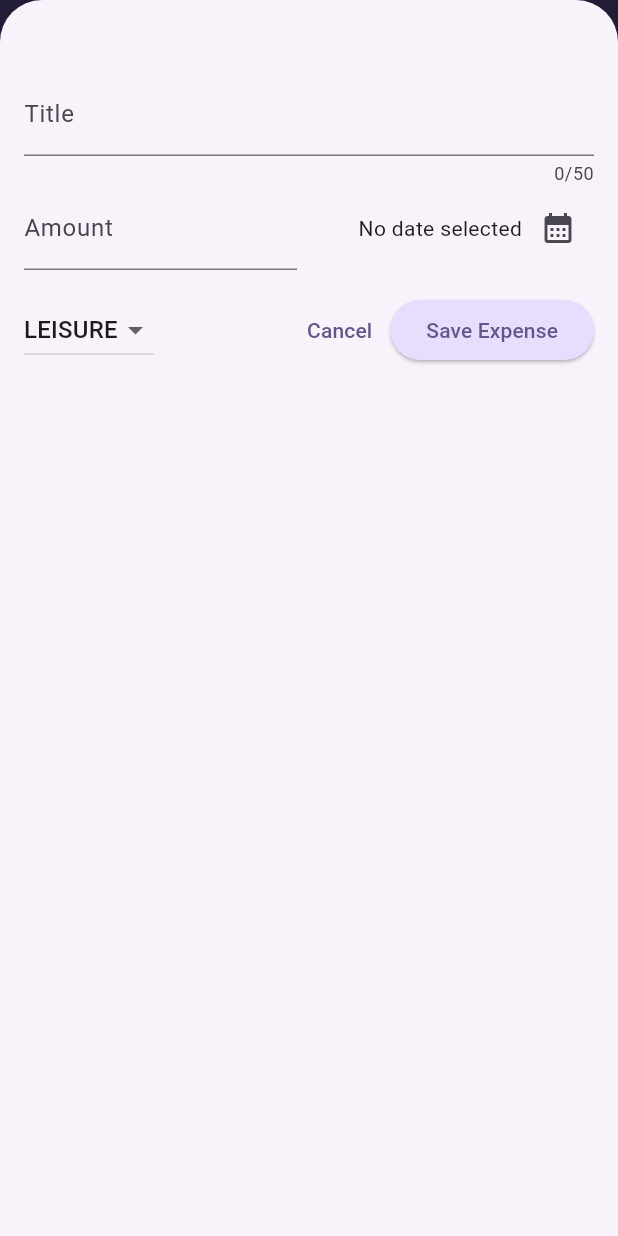
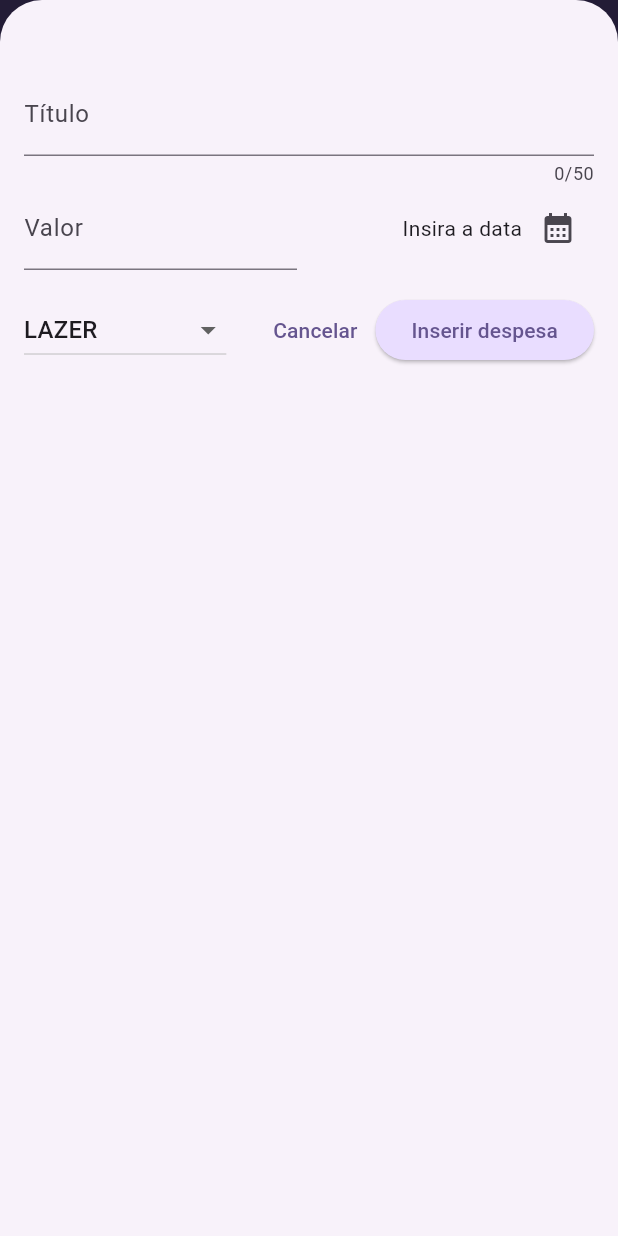
Before and after one commit to thiago-dev-front/flutter-expenses_tracker, a Flutter app: the screen it shows after launch, after a tap on the "add" icon, on a phone screen of 412 x 824 dp. Run offline on Flutter 3.47's test engine with Material 3 defaults, Android fonts, the phone set to English and light mode, and no system bars.

Commit message:
feat: translator pt

```diff
--- a/lib/main.dart
+++ b/lib/main.dart
@@ -6,30 +6,55 @@ final kColorScheme = ColorScheme.fromSeed(
   seedColor: const Color.fromARGB(255, 96, 59, 181),
 );
 
+final kDarkColorScheme = ColorScheme.fromSeed(
+  brightness: Brightness.dark,
+  seedColor: const Color.fromARGB(255, 5, 99, 125),
+);
+
 void main() {
   runApp(
     MaterialApp(
-      theme: ThemeData(
+      darkTheme: ThemeData.from(
+        colorScheme: kDarkColorScheme,
         useMaterial3: true,
+      ).copyWith(
+        cardTheme: CardTheme(
+          color: kDarkColorScheme.secondaryContainer,
+          margin: const EdgeInsets.symmetric(horizontal: 16, vertical: 8),
+        ),
+          elevatedButtonTheme: ElevatedButtonThemeData(
+          style: ElevatedButton.styleFrom(
+            backgroundColor: kDarkColorScheme.primaryContainer,
+            foregroundColor: kDarkColorScheme.onPrimaryContainer
+          ),
+        )
+      ),
+      theme: ThemeData.from(
         colorScheme: kColorScheme,
-        appBarTheme: const AppBarTheme().copyWith(
-            backgroundColor: kColorScheme.onPrimaryContainer,
-            foregroundColor: kColorScheme.primaryContainer),
-        cardTheme: const CardTheme().copyWith(
+        useMaterial3: true,
+      ).copyWith(
+        appBarTheme: AppBarTheme(
+          backgroundColor: kColorScheme.onPrimaryContainer,
+          foregroundColor: kColorScheme.primaryContainer,
+        ),
+        cardTheme: CardTheme(
           color: kColorScheme.secondaryContainer,
           margin: const EdgeInsets.symmetric(horizontal: 16, vertical: 8),
         ),
         elevatedButtonTheme: ElevatedButtonThemeData(
           style: ElevatedButton.styleFrom(
-              backgroundColor: kColorScheme.primaryContainer),
+            backgroundColor: kColorScheme.primaryContainer,
+          ),
         ),
         textTheme: ThemeData().textTheme.copyWith(
               titleLarge: TextStyle(
-                  fontWeight: FontWeight.normal,
-                  color: kColorScheme.onSecondaryContainer,
-                  fontSize: 14),
+                fontWeight: FontWeight.normal,
+                color: kColorScheme.onSecondaryContainer,
+                fontSize: 16,
+              ),
             ),
       ),
+      themeMode: ThemeMode.system,
       home: const Expenses(),
     ),
   );
--- a/lib/models/expense.dart
+++ b/lib/models/expense.dart
@@ -6,13 +6,13 @@ final formatter = DateFormat('dd/MM/yyyy');
 
 const uuid = Uuid();
 
-enum Category { food, travel, leisure, work }
+enum Category { alimentacao, viagem, lazer, trabalho }
 
 const categoryIcons = {
-  Category.food: Icons.lunch_dining,
-  Category.travel: Icons.flight_takeoff,
-  Category.leisure: Icons.movie,
-  Category.work: Icons.work
+  Category.alimentacao: Icons.lunch_dining,
+  Category.viagem: Icons.flight_takeoff,
+  Category.lazer: Icons.movie,
+  Category.trabalho: Icons.work
 };
 
 class Expense {
@@ -33,3 +33,25 @@ class Expense {
     return formatter.format(date);
   }
 }
+
+class ExpenseBucket {
+  const ExpenseBucket({required this.category, required this.expenses});
+
+  ExpenseBucket.forCategory(List<Expense> allExpenses, this.category)
+      : expenses = allExpenses
+            .where((expense) => expense.category == category)
+            .toList();
+
+  final Category category;
+  final List<Expense> expenses;
+
+  double get totalExpenses {
+    double sum = 0;
+
+    for (final expense in expenses) {
+      sum += expense.amount;
+    }
+
+    return sum;
+  }
+}
--- /dev/null
+++ b/lib/widgets/chart/chart.dart
@@ -0,0 +1,95 @@
+import 'package:flutter/material.dart';
+
+import 'package:expense_tracker/widgets/chart/chart_bar.dart';
+import 'package:expense_tracker/models/expense.dart';
+
+class Chart extends StatelessWidget {
+  const Chart({super.key, required this.expenses});
+
+  final List<Expense> expenses;
+
+  List<ExpenseBucket> get buckets {
+    return [
+      ExpenseBucket.forCategory(expenses, Category.alimentacao),
+      ExpenseBucket.forCategory(expenses, Category.lazer),
+      ExpenseBucket.forCategory(expenses, Category.viagem),
+      ExpenseBucket.forCategory(expenses, Category.trabalho),
+    ];
+  }
+
+  double get maxTotalExpense {
+    double maxTotalExpense = 0;
+
+    for (final bucket in buckets) {
+      if (bucket.totalExpenses > maxTotalExpense) {
+        maxTotalExpense = bucket.totalExpenses;
+      }
+    }
+
+    return maxTotalExpense;
+  }
+
+  @override
+  Widget build(BuildContext context) {
+    final isDarkMode =
+        MediaQuery.of(context).platformBrightness == Brightness.dark;
+    return Container(
+      margin: const EdgeInsets.all(16),
+      padding: const EdgeInsets.symmetric(
+        vertical: 16,
+        horizontal: 8,
+      ),
+      width: double.infinity,
+      height: 180,
+      decoration: BoxDecoration(
+        borderRadius: BorderRadius.circular(8),
+        gradient: LinearGradient(
+          colors: [
+            Theme.of(context).colorScheme.primary.withOpacity(0.3),
+            Theme.of(context).colorScheme.primary.withOpacity(0.0)
+          ],
+          begin: Alignment.bottomCenter,
+          end: Alignment.topCenter,
+        ),
+      ),
+      child: Column(
+        children: [
+          Expanded(
+            child: Row(
+              crossAxisAlignment: CrossAxisAlignment.end,
+              children: [
+                for (final bucket in buckets) // alternative to map()
+                  ChartBar(
+                    fill: bucket.totalExpenses == 0
+                        ? 0
+                        : bucket.totalExpenses / maxTotalExpense,
+                  )
+              ],
+            ),
+          ),
+          const SizedBox(height: 12),
+          Row(
+            children: buckets
+                .map(
+                  (bucket) => Expanded(
+                    child: Padding(
+                      padding: const EdgeInsets.symmetric(horizontal: 4),
+                      child: Icon(
+                        categoryIcons[bucket.category],
+                        color: isDarkMode
+                            ? Theme.of(context).colorScheme.secondary
+                            : Theme.of(context)
+                                .colorScheme
+                                .primary
+                                .withOpacity(0.7),
+                      ),
+                    ),
+                  ),
+                )
+                .toList(),
+          )
+        ],
+      ),
+    );
+  }
+}
--- /dev/null
+++ b/lib/widgets/chart/chart_bar.dart
@@ -0,0 +1,34 @@
+import 'package:flutter/material.dart';
+
+class ChartBar extends StatelessWidget {
+  const ChartBar({
+    super.key,
+    required this.fill,
+  });
+
+  final double fill;
+
+  @override
+  Widget build(BuildContext context) {
+    final isDarkMode =
+        MediaQuery.of(context).platformBrightness == Brightness.dark;
+    return Expanded(
+      child: Padding(
+        padding: const EdgeInsets.symmetric(horizontal: 4),
+        child: FractionallySizedBox(
+          heightFactor: fill,
+          child: DecoratedBox(
+            decoration: BoxDecoration(
+              shape: BoxShape.rectangle,
+              borderRadius:
+                  const BorderRadius.vertical(top: Radius.circular(8)),
+              color: isDarkMode
+                  ? Theme.of(context).colorScheme.secondary
+                  : Theme.of(context).colorScheme.primary.withOpacity(0.65),
+            ),
+          ),
+        ),
+      ),
+    );
+  }
+}
--- a/lib/widgets/expenses.dart
+++ b/lib/widgets/expenses.dart
@@ -1,3 +1,4 @@
+import 'package:expense_tracker/widgets/chart/chart.dart';
 import 'package:expense_tracker/widgets/expenses_list/expenses_list.dart';
 import 'package:expense_tracker/models/expense.dart';
 import 'package:expense_tracker/widgets/new_expense.dart';
@@ -15,15 +16,15 @@ class Expenses extends StatefulWidget {
 class _ExpensesState extends State<Expenses> {
   final List<Expense> _registeredExpenses = [
     Expense(
-        title: 'Flutter Course',
+        title: 'Curso Flutter',
         amount: 19.99,
         date: DateTime.now(),
-        category: Category.work),
+        category: Category.trabalho),
     Expense(
         title: 'Cinema',
         amount: 15.69,
         date: DateTime.now(),
-        category: Category.leisure),
+        category: Category.lazer),
   ];
 
   void _openAndExpenseOverlay() {
@@ -47,14 +48,16 @@ class _ExpensesState extends State<Expenses> {
     });
     ScaffoldMessenger.of(context).clearSnackBars();
     ScaffoldMessenger.of(context).showSnackBar(
-       SnackBar(
-        duration: const  Duration(seconds: 3),
-        content: const Text('Expense deleted.'),
-        action: SnackBarAction(label: 'Undo', onPressed: () {
-          setState(() {
-            _registeredExpenses.insert(expenseIndex, expense);
-          });
-        }),
+      SnackBar(
+        duration: const Duration(seconds: 3),
+        content: const Text('Despesa deletada.'),
+        action: SnackBarAction(
+            label: 'Desfazer',
+            onPressed: () {
+              setState(() {
+                _registeredExpenses.insert(expenseIndex, expense);
+              });
+            }),
       ),
     );
   }
@@ -82,7 +85,10 @@ class _ExpensesState extends State<Expenses> {
           ],
         ),
         body: Column(
-          children: [const Text('The chart'), Expanded(child: mainContent)],
+          children: [
+            Chart(expenses: _registeredExpenses),
+            Expanded(child: mainContent),
+          ],
         ));
   }
 }
--- a/lib/widgets/expenses_list/expense_item.dart
+++ b/lib/widgets/expenses_list/expense_item.dart
@@ -12,8 +12,9 @@ class ExpenseItem extends StatelessWidget {
       child: Padding(
         padding: const EdgeInsets.symmetric(horizontal: 20, vertical: 16),
         child: Column(
+          crossAxisAlignment: CrossAxisAlignment.start,
           children: [
-            Text(expense.title),
+            Text(expense.title, style: Theme.of(context).textTheme.titleLarge),
             const SizedBox(height: 4),
             Row(
               children: [
--- a/lib/widgets/expenses_list/expenses_list.dart
+++ b/lib/widgets/expenses_list/expenses_list.dart
@@ -13,7 +13,11 @@ class ExpensesList extends StatelessWidget {
     return ListView.builder(
       itemCount: expenses.length,
       itemBuilder: (ctx, index) =>
-          Dismissible(key: ValueKey(expenses[index]), onDismissed: (direction) {
+          Dismissible(key: ValueKey(expenses[index]),
+          background: Container(color: Theme.of(context).colorScheme.error.withOpacity(0.75),
+          margin:  EdgeInsets.symmetric(horizontal: Theme.of(context).cardTheme.margin!.horizontal),
+          ),
+          onDismissed: (direction) {
             onRemoveExpense(expenses[index]);
           }, child: ExpenseItem(expenses[index])),
     );
--- a/lib/widgets/new_expense.dart
+++ b/lib/widgets/new_expense.dart
@@ -19,7 +19,7 @@ class _NewExpenseState extends State<NewExpense> {
   final _titleController = TextEditingController();
   final _amountController = TextEditingController();
   DateTime? _selectedDate;
-  Category _selectedCategory = Category.leisure;
+  Category _selectedCategory = Category.lazer;
 
   void _presentDatePicker() async {
     final now = DateTime.now();
@@ -46,15 +46,15 @@ class _NewExpenseState extends State<NewExpense> {
       showDialog(
         context: context,
         builder: (ctx) => AlertDialog(
-          title: const Text('Invalid Input'),
+          title: const Text('Campo Inválido'),
           content: const Text(
-              'Please make sure a valid title, amount, date and category was entered...'),
+              'Certifique-se de que um título, valor, data e categoria válidos foram inseridos...'),
           actions: [
             TextButton(
                 onPressed: () {
                   Navigator.pop(ctx);
                 },
-                child: const Text('Okay'))
+                child: const Text('Ok'))
           ],
         ),
       );
@@ -88,7 +88,7 @@ class _NewExpenseState extends State<NewExpense> {
           TextField(
             controller: _titleController,
             maxLength: 50,
-            decoration: const InputDecoration(label: Text('Title')),
+            decoration: const InputDecoration(label: Text('Título')),
           ),
           Row(
             children: [
@@ -98,7 +98,7 @@ class _NewExpenseState extends State<NewExpense> {
                   keyboardType: TextInputType.number,
                   decoration: const InputDecoration(
                     prefixText: 'R\$',
-                    label: Text('Amount'),
+                    label: Text('Valor'),
                   ),
                 ),
               ),
@@ -111,7 +111,7 @@ class _NewExpenseState extends State<NewExpense> {
                   crossAxisAlignment: CrossAxisAlignment.center,
                   children: [
                     Text(_selectedDate == null
-                        ? 'No date selected'
+                        ? 'Insira a data'
                         : formatter.format(_selectedDate!)),
                     IconButton(
                       onPressed: _presentDatePicker,
@@ -150,11 +150,11 @@ class _NewExpenseState extends State<NewExpense> {
                 onPressed: () {
                   Navigator.pop(context);
                 },
-                child: const Text('Cancel'),
+                child: const Text('Cancelar'),
               ),
               ElevatedButton(
                 onPressed: _submitExpenseData,
-                child: const Text('Save Expense'),
+                child: const Text('Inserir despesa'),
               )
             ],
           )
```
